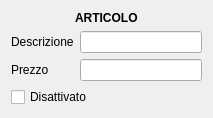
Qt form src/dettagliarticolo.ui (mtonin/gestcassa) before a commit.
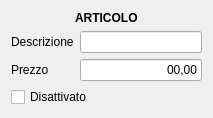
The same form after that commit.

The edit to the form file:
```diff
--- a/src/dettagliarticolo.ui
+++ b/src/dettagliarticolo.ui
@@ -7,7 +7,7 @@
     <x>0</x>
     <y>0</y>
     <width>213</width>
-    <height>108</height>
+    <height>114</height>
    </rect>
   </property>
   <property name="minimumSize">
@@ -53,7 +53,17 @@
       </widget>
      </item>
      <item row="1" column="1">
-      <widget class="QLineEdit" name="prezzoArticolo"/>
+      <widget class="QLineEdit" name="prezzoArticolo">
+       <property name="inputMask">
+        <string>09,99;0</string>
+       </property>
+       <property name="text">
+        <string notr="true">,</string>
+       </property>
+       <property name="alignment">
+        <set>Qt::AlignRight|Qt::AlignTrailing|Qt::AlignVCenter</set>
+       </property>
+      </widget>
      </item>
     </layout>
    </item>
```
